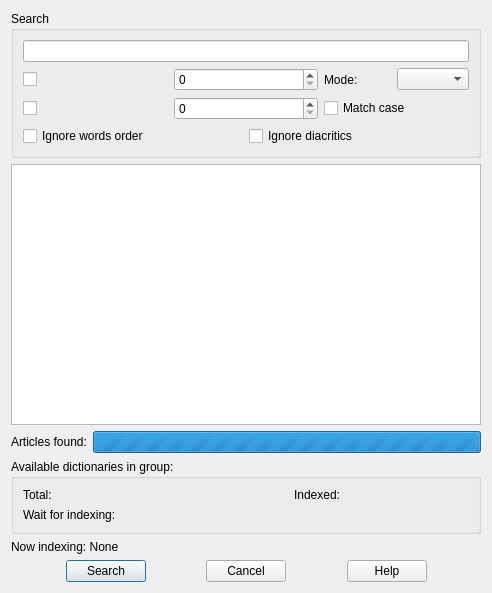
Above: fulltextsearch.ui from goldendict/goldendict before the change. Below: the same form after it.
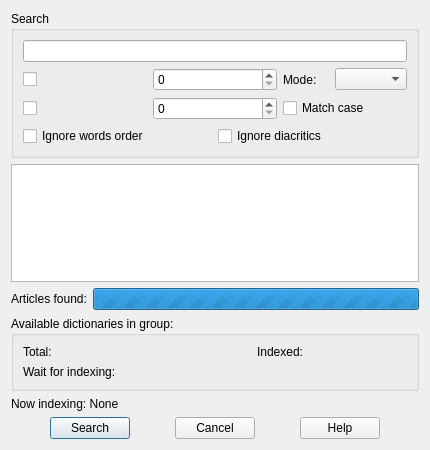
That is the form after the change.

Diff of the .ui file:
```diff
--- a/fulltextsearch.ui
+++ b/fulltextsearch.ui
@@ -6,8 +6,8 @@
    <rect>
     <x>0</x>
     <y>0</y>
-    <width>492</width>
-    <height>593</height>
+    <width>430</width>
+    <height>450</height>
    </rect>
   </property>
   <property name="minimumSize">
@@ -27,7 +27,14 @@
      </property>
      <layout class="QVBoxLayout" name="verticalLayout">
       <item>
-       <widget class="QLineEdit" name="searchLine"/>
+       <widget class="QLineEdit" name="searchLine">
+        <property name="sizePolicy">
+         <sizepolicy hsizetype="Expanding" vsizetype="Preferred">
+          <horstretch>0</horstretch>
+          <verstretch>0</verstretch>
+         </sizepolicy>
+        </property>
+       </widget>
       </item>
       <item>
        <layout class="QGridLayout" name="gridLayout_2">
```
